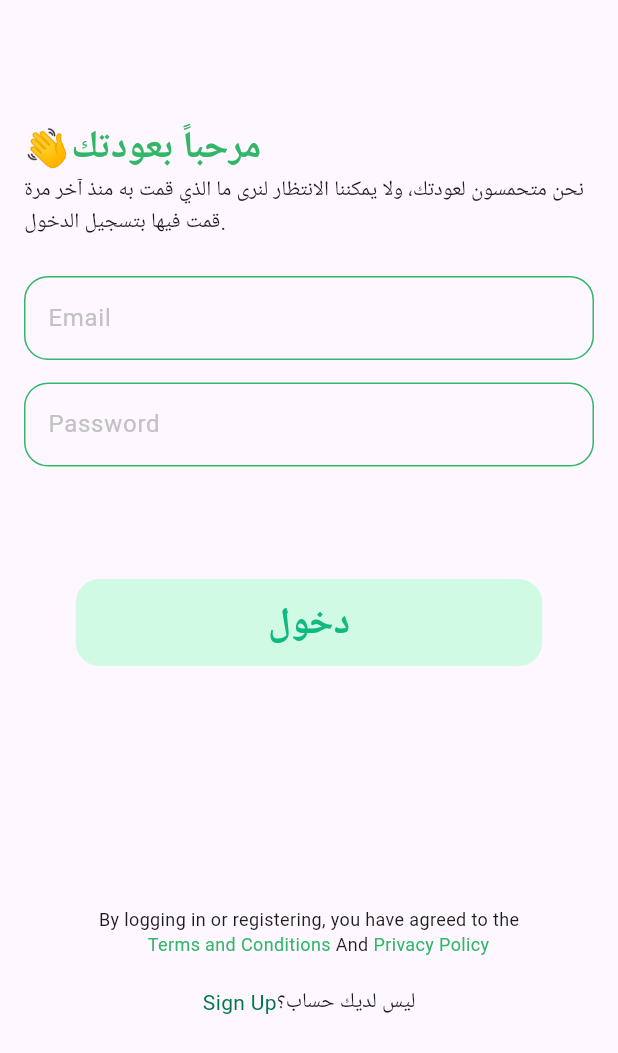
After one commit to Ahmed-mohamed72/Graduation-Project, a Flutter app: the LoginOrRegister screen opened directly, after a tap on "دخول", on a phone screen of 412 x 824 dp. The commit adds this screen. Shown: the top 1053 px of the screen. Run offline on Flutter 3.47's test engine with Material 3 defaults, Android fonts, the phone set to English and light mode, and no system bars; our stand-ins replace flutter_svg, smooth_page_indicator.

Commit message:
building login screen

```diff
--- /dev/null
+++ b/lib/core/widgets/custom_text_field.dart
@@ -0,0 +1,40 @@
+import 'package:flutter/material.dart';
+
+class CustomTextField extends StatelessWidget {
+  const CustomTextField({
+    super.key,
+    required this.hint,
+  });
+  final String hint;
+  @override
+  Widget build(BuildContext context) {
+    return TextField(
+      cursorColor: const Color(0xff32B768),
+      decoration: InputDecoration(
+        focusedBorder: const OutlineInputBorder(
+          borderSide: BorderSide(
+            color: Color(0xff32B768),
+          ),
+          borderRadius: BorderRadius.all(
+            Radius.circular(16),
+          ),
+        ),
+        enabledBorder: const OutlineInputBorder(
+          borderRadius: BorderRadius.all(
+            Radius.circular(16),
+          ),
+          borderSide: BorderSide(
+            color: Color(0xff32B768),
+          ),
+        ),
+        hintText: hint,
+        hintStyle: const TextStyle(color: Color(0xffC2C2C2)),
+        border: const OutlineInputBorder(
+          borderRadius: BorderRadius.all(
+            Radius.circular(16),
+          ),
+        ),
+      ),
+    );
+  }
+}
--- /dev/null
+++ b/lib/features/login_or_register/login.dart
@@ -0,0 +1,110 @@
+import 'package:flutter/material.dart';
+import 'package:sakan/core/widgets/bold_text.dart';
+import 'package:sakan/core/widgets/custom_text_field.dart';
+import 'package:sakan/core/widgets/main_button.dart';
+
+class LoginPage extends StatelessWidget {
+  const LoginPage({super.key});
+
+  @override
+  Widget build(BuildContext context) {
+    return Scaffold(
+      body: Padding(
+        padding: const EdgeInsets.symmetric(horizontal: 16),
+        child: ListView(
+          children: const [
+            Column(
+              children: [
+                SizedBox(
+                  height: 80,
+                ),
+                Row(
+                  children: [
+                    BoldText(
+                        color: Color(0xff32B768),
+                        size: 25,
+                        text: '👋مرحباً بعودتك')
+                  ],
+                ),
+                Text(
+                    'نحن متحمسون لعودتك، ولا يمكننا الانتظار لنرى ما الذي قمت به منذ آخر مرة قمت فيها بتسجيل الدخول.'),
+                SizedBox(
+                  height: 25,
+                ),
+                CustomTextField(
+                  hint: 'Email',
+                ),
+                SizedBox(
+                  height: 15,
+                ),
+                CustomTextField(
+                  hint: 'Password',
+                ),
+                SizedBox(
+                  height: 15,
+                ),
+                SizedBox(
+                  height: 60,
+                ),
+                MainButton(
+                  buttonColor: Color(0xffD1FAE5),
+                  borderColor: Color(0xffD1FAE5),
+                  textColor: Color(0xff10B981),
+                  text: 'دخول',
+                ),
+                SizedBox(
+                  height: 50,
+                ),
+                SizedBox(
+                  height: 110,
+                ),
+                Text(
+                  'By logging in or registering, you have agreed to the',
+                  style: TextStyle(fontSize: 12),
+                ),
+                Row(
+                  mainAxisAlignment: MainAxisAlignment.center,
+                  children: [
+                    Text(
+                      '    Terms and Conditions',
+                      style: TextStyle(
+                        fontSize: 12,
+                        color: Color(0xff32B768),
+                      ),
+                    ),
+                    Text(
+                      ' And ',
+                      style: TextStyle(
+                        fontSize: 12,
+                      ),
+                    ),
+                    Text(
+                      'Privacy Policy',
+                      style: TextStyle(
+                        fontSize: 12,
+                        color: Color(0xff32B768),
+                      ),
+                    ),
+                  ],
+                ),
+                SizedBox(
+                  height: 20,
+                ),
+                Row(
+                  mainAxisAlignment: MainAxisAlignment.center,
+                  children: [
+                    Text(
+                      'Sign Up',
+                      style: TextStyle(color: Color(0xff00784A)),
+                    ),
+                    Text('ليس لديك حساب؟')
+                  ],
+                )
+              ],
+            ),
+          ],
+        ),
+      ),
+    );
+  }
+}
--- a/lib/features/login_or_register/login_or_register.dart
+++ b/lib/features/login_or_register/login_or_register.dart
@@ -1,6 +1,9 @@
+import 'package:flutter/cupertino.dart';
 import 'package:flutter/material.dart';
+import 'package:flutter/widgets.dart';
 import 'package:flutter_svg/flutter_svg.dart';
 import 'package:sakan/core/widgets/main_button.dart';
+import 'package:sakan/features/login_or_register/login.dart';
 
 class LoginOrRegister extends StatelessWidget {
   const LoginOrRegister({super.key});
@@ -45,17 +48,33 @@ class LoginOrRegister extends StatelessWidget {
             const SizedBox(
               height: 20,
             ),
-            const MainButton(
+            GestureDetector(
+              child: const MainButton(
                 buttonColor: Color(0xffD1FAE5),
                 borderColor: Color(0xff32B768),
                 textColor: Color(0xff32B768),
-                text: 'إنشاء حساب'),
+                text: 'إنشاء حساب',
+              ),
+            ),
             const SizedBox(height: 20),
-            const MainButton(
+            GestureDetector(
+              onTap: () {
+                Navigator.push(
+                  context,
+                  MaterialPageRoute(
+                    builder: ((context) {
+                      return LoginPage();
+                    }),
+                  ),
+                );
+              },
+              child: const MainButton(
                 buttonColor: Color(0xff32B768),
                 borderColor: Color(0xffD1FAE5),
                 textColor: Colors.white,
-                text: 'دخول'),
+                text: 'دخول',
+              ),
+            ),
             const SizedBox(height: 20),
             const Padding(
               padding: EdgeInsets.only(left: 16),
@@ -64,23 +83,23 @@ class LoginOrRegister extends StatelessWidget {
                 style: TextStyle(fontSize: 12),
               ),
             ),
-            Row(
+            const Row(
               mainAxisAlignment: MainAxisAlignment.center,
               children: [
-                const Text(
+                Text(
                   '    Terms and Conditions',
                   style: TextStyle(
                     fontSize: 12,
                     color: Color(0xff32B768),
                   ),
                 ),
-                const Text(
+                Text(
                   ' And ',
                   style: TextStyle(
                     fontSize: 12,
                   ),
                 ),
-                const Text(
+                Text(
                   'Privacy Policy',
                   style: TextStyle(
                     fontSize: 12,
```
